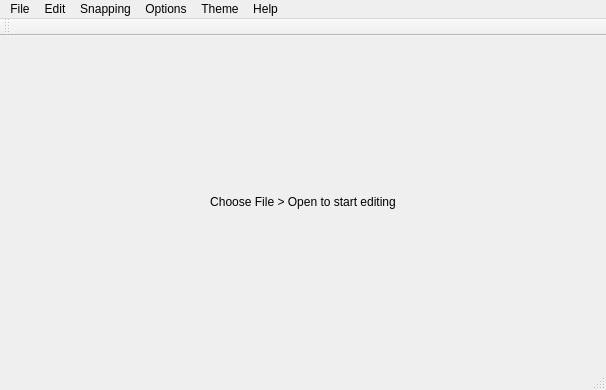
MrSapps/alive_reversing, file Source/Tools/editor/Source/EditorMainWindow.ui: the form before one commit.
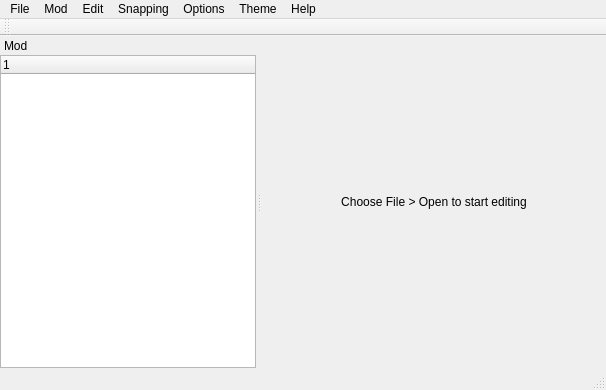
The form after the commit. Icons and pictures are not drawn.

Commit message: first pass mods/project support in the editor

Diff of the .ui file:
```diff
--- a/Source/Tools/editor/Source/EditorMainWindow.ui
+++ b/Source/Tools/editor/Source/EditorMainWindow.ui
@@ -83,6 +83,45 @@
     </item>
    </layout>
   </widget>
+  <widget class="QDockWidget" name="modTreeDockWidget">
+   <property name="floating">
+    <bool>false</bool>
+   </property>
+   <property name="features">
+    <set>QDockWidget::DockWidgetMovable</set>
+   </property>
+   <property name="allowedAreas">
+    <set>Qt::AllDockWidgetAreas</set>
+   </property>
+   <property name="windowTitle">
+    <string>Mod</string>
+   </property>
+   <attribute name="dockWidgetArea">
+    <number>1</number>
+   </attribute>
+   <widget class="QWidget" name="modTreeDockWidgetContents">
+    <layout class="QVBoxLayout" name="verticalLayout_mod">
+     <property name="spacing">
+      <number>0</number>
+     </property>
+     <property name="leftMargin">
+      <number>0</number>
+     </property>
+     <property name="topMargin">
+      <number>0</number>
+     </property>
+     <property name="rightMargin">
+      <number>0</number>
+     </property>
+     <property name="bottomMargin">
+      <number>0</number>
+     </property>
+     <item>
+      <widget class="QTreeWidget" name="modTreeWidget"/>
+     </item>
+    </layout>
+   </widget>
+  </widget>
   <widget class="QMenuBar" name="menubar">
    <property name="geometry">
     <rect>
@@ -127,6 +166,13 @@
     <addaction name="action_toggle_bring_selection_to_front"/>
     <addaction name="actionItem_transparency"/>
    </widget>
+   <widget class="QMenu" name="menuMod">
+    <property name="title">
+     <string>Mod</string>
+    </property>
+    <addaction name="actionNewMod"/>
+    <addaction name="actionOpenMod"/>
+   </widget>
    <widget class="QMenu" name="menuEdit">
     <property name="title">
      <string>Edit</string>
@@ -175,6 +221,7 @@
     <addaction name="actionDark_Fusion_theme"/>
    </widget>
    <addaction name="menuFile"/>
+   <addaction name="menuMod"/>
    <addaction name="menuEdit"/>
    <addaction name="menuSnapping"/>
    <addaction name="menuOptions"/>
```
Left out of the diff: 10 changed lines with no effect on the pictures. The commit also changes 17 other files.
